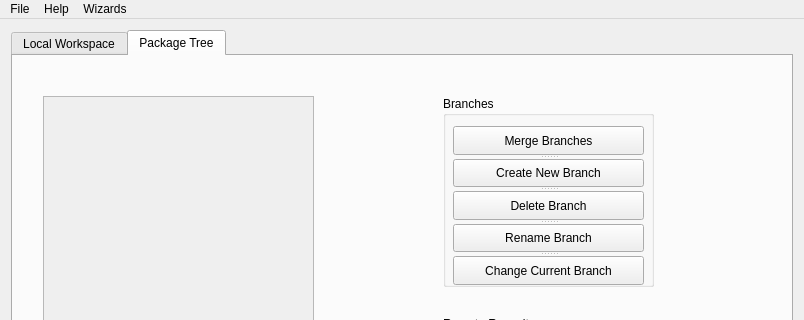
Old version of the form mainwindow.ui in the repository jgm/gitit; both pictures show x 0 to 804 and y 0 to 320 of the 804 by 548 pixel window.
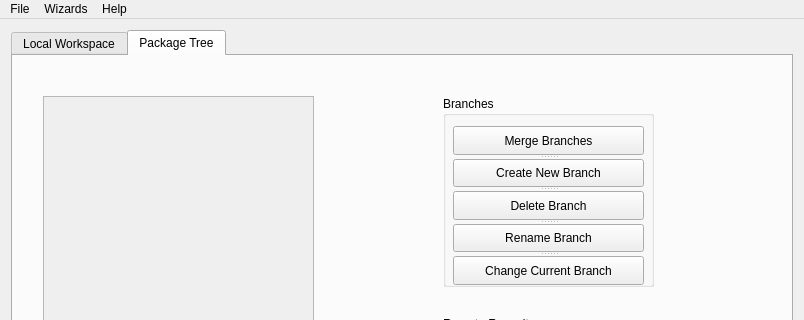
New version of the form. The open tabs and pages were chosen to show the change.

Commit message: switchign wizard/help menus

```diff
--- a/mainwindow.ui
+++ b/mainwindow.ui
@@ -360,7 +360,7 @@
      <x>0</x>
      <y>0</y>
      <width>804</width>
-     <height>21</height>
+     <height>22</height>
     </rect>
    </property>
    <widget class="QMenu" name="menuFile">
@@ -387,8 +387,8 @@
     <addaction name="actionRemote_Repository"/>
    </widget>
    <addaction name="menuFile"/>
-   <addaction name="menuHelp"/>
    <addaction name="menuWizards"/>
+   <addaction name="menuHelp"/>
   </widget>
   <widget class="QStatusBar" name="statusBar"/>
   <action name="actionNew">
```
Left out of the diff: 4 changed lines with no effect on the pictures.
